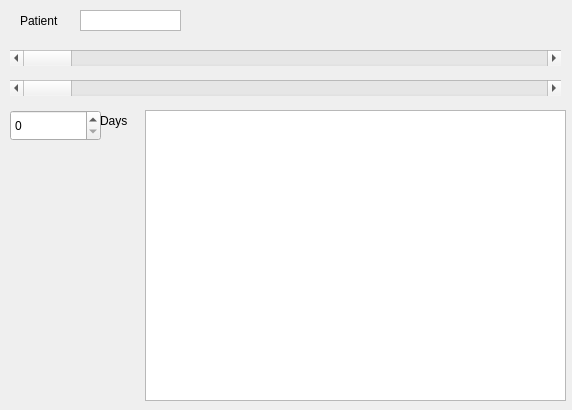
Before: the Qt Designer form querydialog.ui in DaviesX/A1C-Analyzer, drawn with Qt 5.
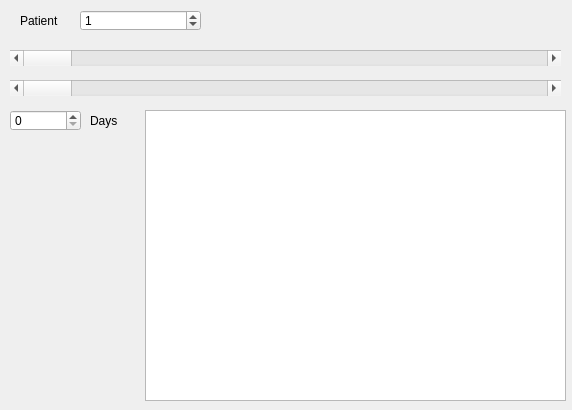
After: the same form once the commit is applied.

What changed in the file:
```diff
--- a/querydialog.ui
+++ b/querydialog.ui
@@ -22,7 +22,7 @@
   <widget class="QLabel" name="label">
    <property name="geometry">
     <rect>
-     <x>100</x>
+     <x>90</x>
      <y>110</y>
      <width>41</width>
      <height>21</height>
@@ -47,10 +47,13 @@
     <rect>
      <x>10</x>
      <y>110</y>
-     <width>91</width>
-     <height>31</height>
+     <width>71</width>
+     <height>21</height>
     </rect>
    </property>
+   <property name="maximum">
+    <number>10000</number>
+   </property>
   </widget>
   <widget class="QScrollBar" name="scroll0">
    <property name="geometry">
@@ -78,22 +81,6 @@
     <enum>Qt::Horizontal</enum>
    </property>
   </widget>
-  <widget class="QPlainTextEdit" name="patient_id">
-   <property name="geometry">
-    <rect>
-     <x>80</x>
-     <y>10</y>
-     <width>101</width>
-     <height>21</height>
-    </rect>
-   </property>
-   <property name="verticalScrollBarPolicy">
-    <enum>Qt::ScrollBarAlwaysOff</enum>
-   </property>
-   <property name="horizontalScrollBarPolicy">
-    <enum>Qt::ScrollBarAlwaysOff</enum>
-   </property>
-  </widget>
   <widget class="QLabel" name="label_2">
    <property name="geometry">
     <rect>
@@ -107,6 +94,22 @@
     <string>Patient</string>
    </property>
   </widget>
+  <widget class="QSpinBox" name="patient_id">
+   <property name="geometry">
+    <rect>
+     <x>80</x>
+     <y>10</y>
+     <width>121</width>
+     <height>21</height>
+    </rect>
+   </property>
+   <property name="maximum">
+    <number>100000</number>
+   </property>
+   <property name="value">
+    <number>1</number>
+   </property>
+  </widget>
  </widget>
  <resources/>
  <connections/>
```
